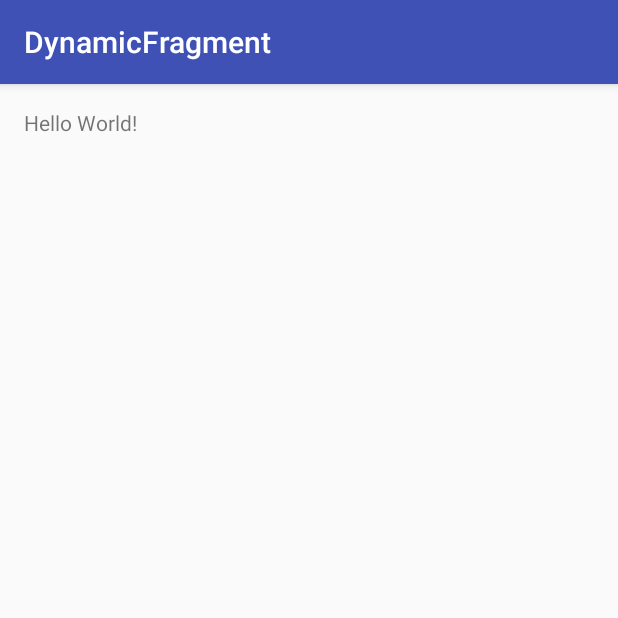
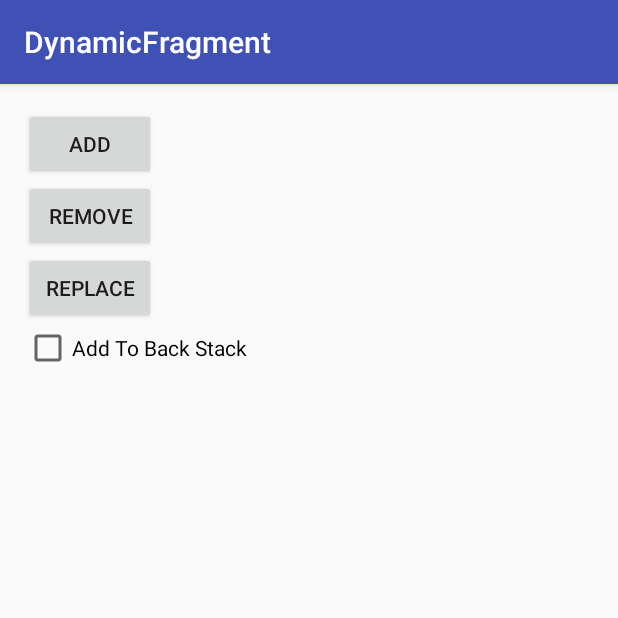
Before and after one commit to ArtemBondar/DynamicFragment, an Android app: the screen it shows after launch (MainActivity), on a phone screen of 412 x 824 dp, the top half of it. Run offline under Robolectric (Android 15) with nearby library versions, the phone set to English and light mode, and no system bars.

Commit message:
implement logic for dynamic working with fragments

```diff
--- a/app/src/main/java/com/github/artembondar/dynamicfragment/MainActivity.java
+++ b/app/src/main/java/com/github/artembondar/dynamicfragment/MainActivity.java
@@ -1,13 +1,65 @@
 package com.github.artembondar.dynamicfragment;
 
+import android.support.v4.app.FragmentManager;
+import android.support.v4.app.FragmentTransaction;
 import android.support.v7.app.AppCompatActivity;
 import android.os.Bundle;
+import android.view.View;
+import android.widget.CheckBox;
+
+import com.github.artembondar.dynamicfragment.fragment.FirstFragment;
+import com.github.artembondar.dynamicfragment.fragment.SecondFragment;
 
 public class MainActivity extends AppCompatActivity {
+
+    private FirstFragment firstFragment;
+    private SecondFragment secondFragment;
+    private CheckBox checkBox;
+    private FragmentManager fragmentManager;
+    private FragmentTransaction fragmentTransaction;
 
     @Override
     protected void onCreate(Bundle savedInstanceState) {
         super.onCreate(savedInstanceState);
         setContentView(R.layout.activity_main);
+        firstFragment = new FirstFragment();
+        secondFragment = new SecondFragment();
+        checkBox = (CheckBox) findViewById(R.id.chbStack);
+        fragmentManager = getSupportFragmentManager();
+
+    }
+
+    public void onClickFragment(View view) {
+        fragmentTransaction = fragmentManager.beginTransaction();
+        switch (view.getId()) {
+            case R.id.btnAdd:
+                if (fragmentManager.findFragmentByTag(FirstFragment.TAG) == null) {
+                    fragmentTransaction.add(R.id.container, firstFragment, FirstFragment.TAG);
+                }
+                break;
+            case R.id.btnRemove:
+                if (fragmentManager.findFragmentByTag(FirstFragment.TAG) != null) {
+                    fragmentTransaction.remove(firstFragment);
+                }
+                if (fragmentManager.findFragmentByTag(SecondFragment.TAG) != null) {
+                    fragmentTransaction.remove(secondFragment);
+                }
+                break;
+            case R.id.btnReplace:
+                if (fragmentManager.findFragmentByTag(FirstFragment.TAG) != null) {
+                    fragmentTransaction.replace(R.id.container, secondFragment, SecondFragment.TAG);
+                }
+                if (fragmentManager.findFragmentByTag(SecondFragment.TAG) != null) {
+                    fragmentTransaction.replace(R.id.container, firstFragment, FirstFragment.TAG);
+                }
+                break;
+            default:
+                break;
+        }
+
+        if (checkBox.isChecked()) {
+            fragmentTransaction.addToBackStack(null);
+        }
+        fragmentTransaction.commit();
     }
 }
--- /dev/null
+++ b/app/src/main/java/com/github/artembondar/dynamicfragment/fragment/FirstFragment.java
@@ -0,0 +1,25 @@
+package com.github.artembondar.dynamicfragment.fragment;
+
+import android.os.Bundle;
+import android.support.annotation.Nullable;
+import android.support.v4.app.Fragment;
+import android.util.Log;
+import android.view.LayoutInflater;
+import android.view.View;
+import android.view.ViewGroup;
+
+import com.github.artembondar.dynamicfragment.R;
+
+
+public class FirstFragment extends Fragment {
+
+
+    public static final String TAG = "FirstFragmentTag";
+
+    @Nullable
+    @Override
+    public View onCreateView(LayoutInflater inflater, @Nullable ViewGroup container, @Nullable Bundle savedInstanceState) {
+        Log.v(TAG, "onCreateView");
+        return inflater.inflate(R.layout.fragment1, null);
+    }
+}
--- /dev/null
+++ b/app/src/main/java/com/github/artembondar/dynamicfragment/fragment/SecondFragment.java
@@ -0,0 +1,23 @@
+package com.github.artembondar.dynamicfragment.fragment;
+
+import android.os.Bundle;
+import android.support.annotation.Nullable;
+import android.support.v4.app.Fragment;
+import android.util.Log;
+import android.view.LayoutInflater;
+import android.view.View;
+import android.view.ViewGroup;
+
+import com.github.artembondar.dynamicfragment.R;
+
+public class SecondFragment extends Fragment {
+
+    public static final String TAG = "SecondFragmentTag";
+
+    @Nullable
+    @Override
+    public View onCreateView(LayoutInflater inflater, @Nullable ViewGroup container, @Nullable Bundle savedInstanceState) {
+        Log.v(TAG, "onCreateView");
+        return inflater.inflate(R.layout.fragment2, null);
+    }
+}
--- a/app/src/main/res/layout/activity_main.xml
+++ b/app/src/main/res/layout/activity_main.xml
@@ -1,17 +1,53 @@
 <?xml version="1.0" encoding="utf-8"?>
-<RelativeLayout xmlns:android="http://schemas.android.com/apk/res/android"
+<LinearLayout xmlns:android="http://schemas.android.com/apk/res/android"
     xmlns:tools="http://schemas.android.com/tools"
-    android:id="@+id/activity_main"
+    android:id="@+id/linearLayout1"
     android:layout_width="match_parent"
     android:layout_height="match_parent"
+    android:orientation="vertical"
     android:paddingBottom="@dimen/activity_vertical_margin"
     android:paddingLeft="@dimen/activity_horizontal_margin"
     android:paddingRight="@dimen/activity_horizontal_margin"
     android:paddingTop="@dimen/activity_vertical_margin"
     tools:context="com.github.artembondar.dynamicfragment.MainActivity">
 
-    <TextView
+    <LinearLayout
         android:layout_width="wrap_content"
         android:layout_height="wrap_content"
-        android:text="Hello World!" />
-</RelativeLayout>
+        android:orientation="vertical">
+
+        <Button
+            android:id="@+id/btnAdd"
+            android:layout_width="wrap_content"
+            android:layout_height="wrap_content"
+            android:onClick="onClickFragment"
+            android:text="@string/add" />
+
+        <Button
+            android:id="@+id/btnRemove"
+            android:layout_width="wrap_content"
+            android:layout_height="wrap_content"
+            android:onClick="onClickFragment"
+            android:text="@string/remove" />
+
+        <Button
+            android:id="@+id/btnReplace"
+            android:layout_width="wrap_content"
+            android:layout_height="wrap_content"
+            android:onClick="onClickFragment"
+            android:text="@string/replace" />
+
+        <CheckBox
+            android:id="@+id/chbStack"
+            android:layout_width="wrap_content"
+            android:layout_height="wrap_content"
+            android:text="@string/stack" />
+    </LinearLayout>
+
+    <LinearLayout
+        android:id="@+id/container"
+        android:layout_width="match_parent"
+        android:layout_height="match_parent"
+        android:orientation="vertical"/>
+
+</LinearLayout>
--- a/app/src/main/res/values/strings.xml
+++ b/app/src/main/res/values/strings.xml
@@ -1,3 +1,9 @@
 <resources>
     <string name="app_name">DynamicFragment</string>
+    <string name="frag1_text">Fragment1</string>
+    <string name="frag2_text">Fragment2</string>
+    <string name="add">Add</string>
+    <string name="remove">Remove</string>
+    <string name="replace">Replace</string>
+    <string name="stack">Add To Back Stack</string>
 </resources>
```
Also changed, not shown: app/src/main/res/layout/fragment1.xml (added, +13 -0 lines), app/src/main/res/layout/fragment2.xml (added, +13 -0 lines).
